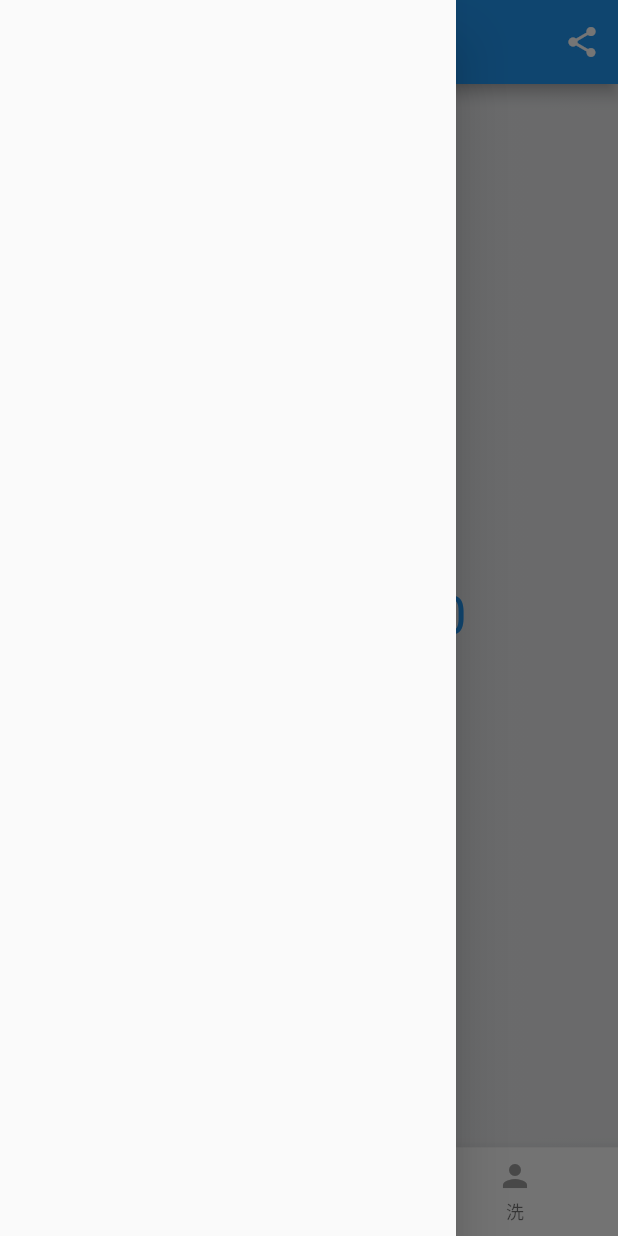
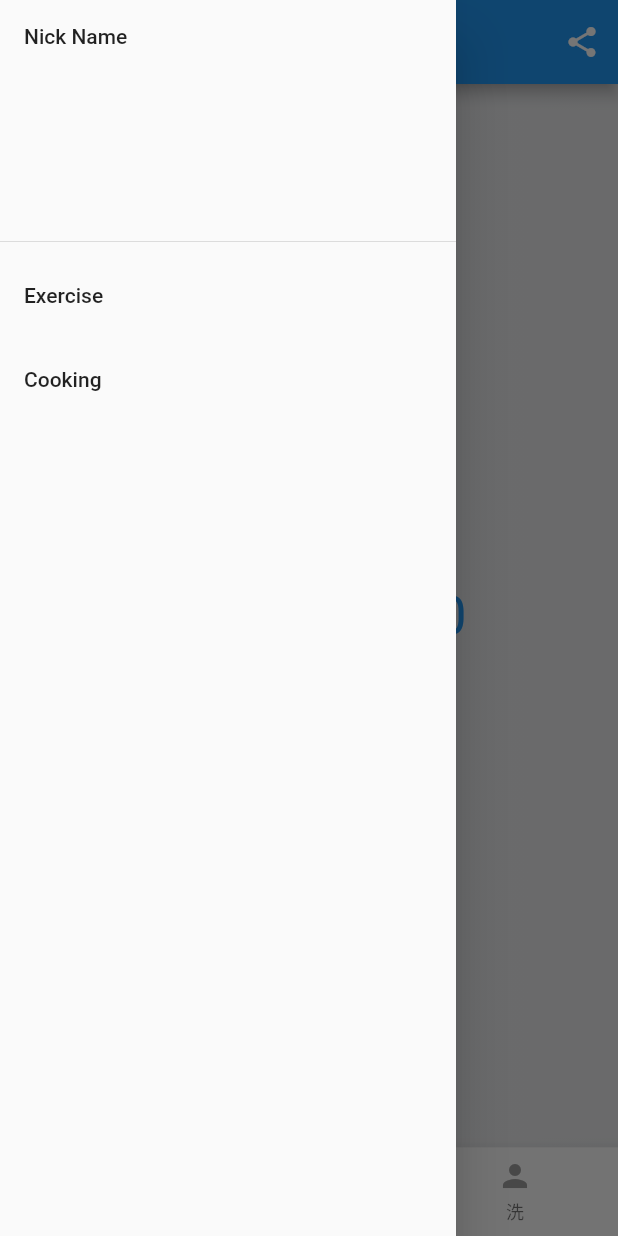
Before and after one commit to carpediemvv/flutter_buildself, a Flutter app: the screen it shows after launch, with the side drawer open, on a phone screen of 412 x 824 dp. Run offline on Flutter 3.47's test engine with Material 2 defaults, Android fonts, the light colour scheme and no system bars.

Commit message:
修改drawer

```diff
--- a/lib/main.dart
+++ b/lib/main.dart
@@ -10,7 +10,6 @@ class MyApp extends StatelessWidget {
   Widget build(BuildContext context) {
     return MaterialApp(
       debugShowCheckedModeBanner: false,
-      title: 'Flutter Demo',
       theme: ThemeData(
         // This is the theme of your application.
         //
--- a/lib/tab_navigator.dart
+++ b/lib/tab_navigator.dart
@@ -15,13 +15,31 @@ class _TabNavigatorState extends State<TabNavigator> {
   Widget build(BuildContext context) {
     return Scaffold(
       appBar: AppBar(
-        title: Text('cdeshi'),
+        title: Text(''),
         actions: <Widget>[
           IconButton(icon: Icon(Icons.share), onPressed: () {})
         ],
       ),
-      endDrawer: new Drawer(),
-      drawer: new Drawer(),
+      drawer: new Drawer(
+        child: ListView(
+          padding: EdgeInsets.zero,
+          children: <Widget>[
+            DrawerHeader(child: Text('Nick Name')),
+            ListTile(
+              title: Text('Exercise'),
+              onTap: () {
+                Navigator.pop(context);
+              },
+            ),
+            ListTile(
+              title: Text('Cooking'),
+              onTap: () {
+                Navigator.pop(context);
+              },
+            ),
+          ],
+        ),
+      ),
       floatingActionButton: ConstrainedBox(
         constraints: BoxConstraints.tightFor(width: 88, height: 80),
         child: DecoratedBox(
@@ -32,15 +50,16 @@ class _TabNavigatorState extends State<TabNavigator> {
                 BoxShadow(
                     color: Colors.black12, offset: Offset(2, 2), blurRadius: 4)
               ]),
-          child:Icon(Icons.share),),
+          child: Icon(Icons.share),
+        ),
       ),
-      floatingActionButtonLocation:  FloatingActionButtonLocation.startTop,
+      floatingActionButtonLocation: FloatingActionButtonLocation.startTop,
       body: Container(
         decoration: BoxDecoration(
             gradient: LinearGradient(colors: [
-              Color(0xffedeef0),
-              Color(0xffe6e7e9),
-            ])),
+          Color(0xffedeef0),
+          Color(0xffe6e7e9),
+        ])),
         child: Center(
           child: Text(
             'hhahafahha$_currentIndex',
```
